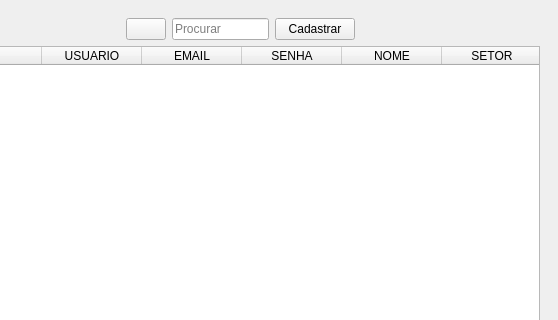
Before: the Qt Designer form Telas/Menu.tecnico.ui in leotxsp/Projeto-Integrador-SENAC, drawn with Qt 5; both pictures show x 242 to 800 and y 0 to 320 of the 800 by 599 pixel window.
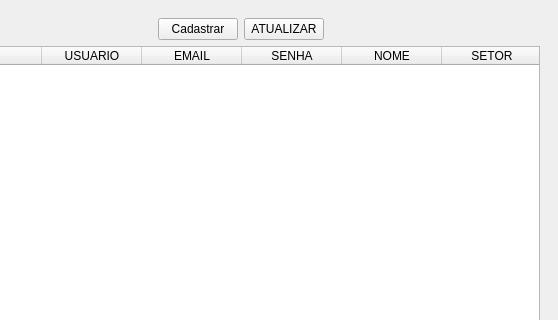
After: the same form once the commit is applied. Icons and pictures are not drawn.

```diff
--- a/Telas/Menu.tecnico.ui
+++ b/Telas/Menu.tecnico.ui
@@ -463,40 +463,6 @@
             </widget>
             <widget class="QWidget" name="pgUsuarios">
              <layout class="QGridLayout" name="gridLayout_2">
-              <item row="0" column="1">
-               <layout class="QHBoxLayout" name="horizontalLayout_2">
-                <item>
-                 <widget class="QPushButton" name="pushButton">
-                  <property name="text">
-                   <string/>
-                  </property>
-                  <property name="icon">
-                   <iconset theme="QIcon::ThemeIcon::SystemSearch"/>
-                  </property>
-                 </widget>
-                </item>
-                <item>
-                 <widget class="QLineEdit" name="lineEdit">
-                  <property name="placeholderText">
-                   <string>Procurar</string>
-                  </property>
-                 </widget>
-                </item>
-               </layout>
-              </item>
-              <item row="0" column="3">
-               <spacer name="horizontalSpacer_2">
-                <property name="orientation">
-                 <enum>Qt::Orientation::Horizontal</enum>
-                </property>
-                <property name="sizeHint" stdset="0">
-                 <size>
-                  <width>189</width>
-                  <height>20</height>
-                 </size>
-                </property>
-               </spacer>
-              </item>
               <item row="1" column="0" colspan="4">
                <widget class="QTableWidget" name="tableWidget">
                 <attribute name="horizontalHeaderStretchLastSection">
@@ -539,6 +505,26 @@
                 </column>
                </widget>
               </item>
+              <item row="0" column="1">
+               <widget class="QPushButton" name="BtnCadastrarUsuario">
+                <property name="text">
+                 <string>Cadastrar</string>
+                </property>
+               </widget>
+              </item>
+              <item row="0" column="3">
+               <spacer name="horizontalSpacer_2">
+                <property name="orientation">
+                 <enum>Qt::Orientation::Horizontal</enum>
+                </property>
+                <property name="sizeHint" stdset="0">
+                 <size>
+                  <width>189</width>
+                  <height>20</height>
+                 </size>
+                </property>
+               </spacer>
+              </item>
               <item row="0" column="0">
                <spacer name="horizontalSpacer">
                 <property name="orientation">
@@ -553,9 +539,9 @@
                </spacer>
               </item>
               <item row="0" column="2">
-               <widget class="QPushButton" name="BtnCadastrarUsuario">
+               <widget class="QPushButton" name="BtnAtualizarUsuario">
                 <property name="text">
-                 <string>Cadastrar</string>
+                 <string>ATUALIZAR</string>
                 </property>
                </widget>
               </item>
```
